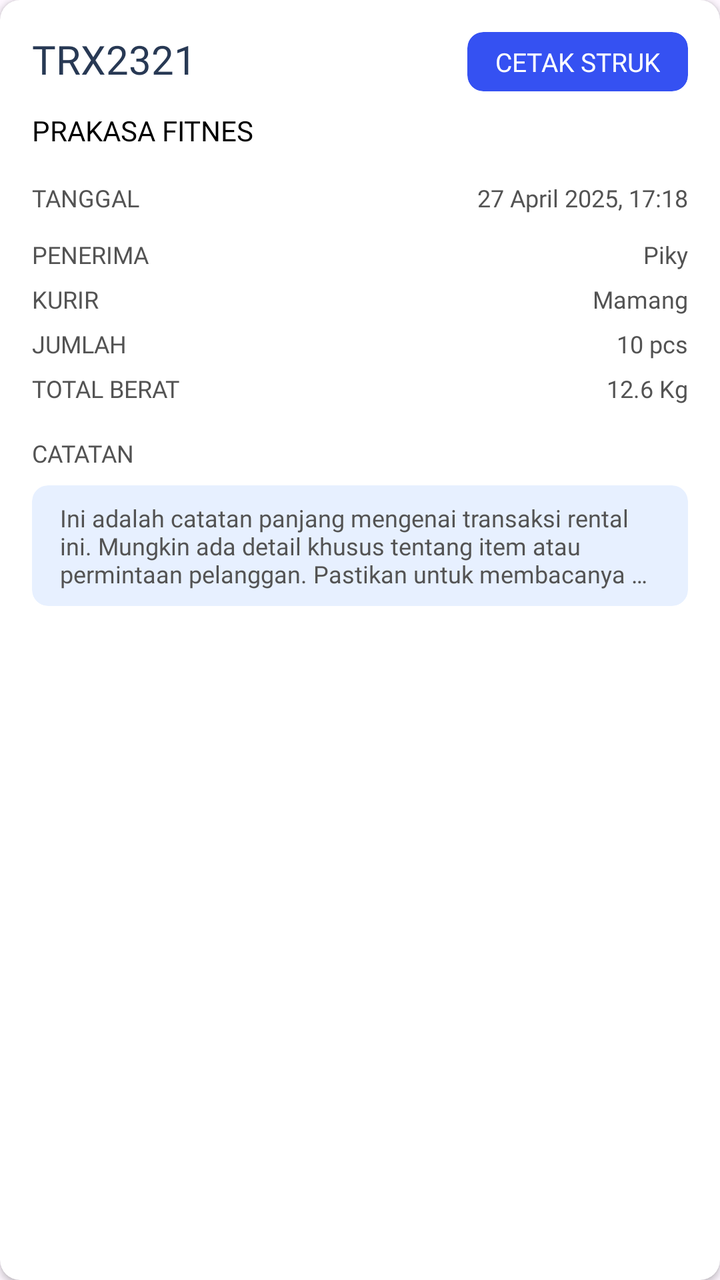
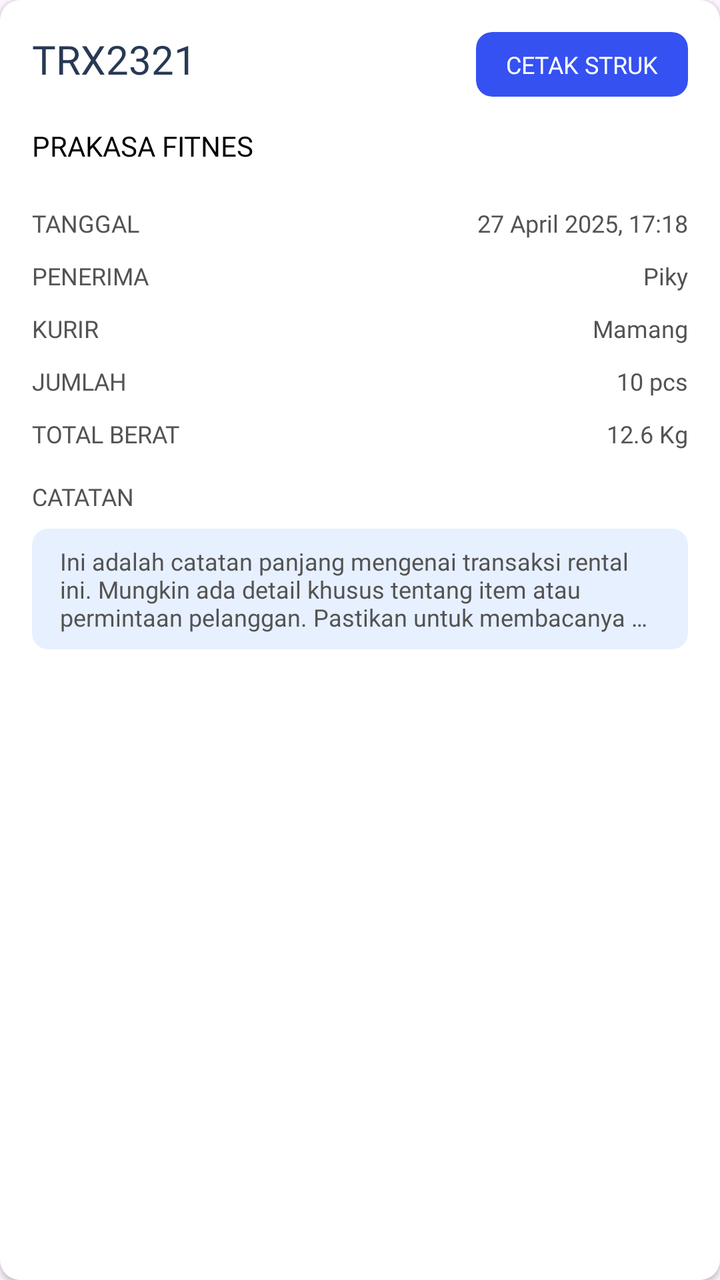

The first picture is an Android layout as it rendered before a commit; the second is the same layout after the commit. The layout source and the unified diff follow.
<!-- AndroidManifest.xml: application theme Theme.BAGUSLAUNDRY -->
<!-- res/layout/kurir_card_transaksi_rental.xml -->
<?xml version="1.0" encoding="utf-8"?>
<androidx.cardview.widget.CardView xmlns:android="http://schemas.android.com/apk/res/android"
    xmlns:app="http://schemas.android.com/apk/res-auto"
    xmlns:tools="http://schemas.android.com/tools"
    android:id="@+id/cardTransaksiRental"
    android:layout_width="match_parent"
    android:layout_height="wrap_content"
    android:layout_marginVertical="6dp"
    app:cardCornerRadius="10dp"
    app:cardElevation="2dp"
    app:cardBackgroundColor="@android:color/white">

    <androidx.constraintlayout.widget.ConstraintLayout
        android:id="@+id/container"
        android:layout_width="match_parent"
        android:layout_height="wrap_content"
        android:padding="16dp">

        
        <TextView
            android:id="@+id/no_resi_transaksi_rental"
            android:layout_width="wrap_content"
            android:layout_height="wrap_content"
            android:fontFamily="@font/inter_bold"
            android:text="TRX2321"
            android:textColor="@color/blue900"
            android:textSize="20sp"
            app:layout_constraintStart_toStartOf="parent"
            app:layout_constraintTop_toTopOf="parent" />


        

























        <TextView
            android:id="@+id/nama_client_transaksi_rental"
            android:layout_width="0dp"
            android:layout_height="wrap_content"
            android:layout_marginTop="10dp"
            android:fontFamily="@font/inter_semibold"
            android:text="PRAKASA FITNES"
            android:textAllCaps="true"
            android:textColor="@color/black"
            android:textSize="14sp"
            app:layout_constraintEnd_toEndOf="parent"
            app:layout_constraintStart_toStartOf="parent"
            app:layout_constraintTop_toBottomOf="@+id/wadah_cetak" />

        <androidx.cardview.widget.CardView
            android:id="@+id/wadah_cetak"
            android:layout_width="wrap_content"
            android:layout_height="wrap_content"
            app:cardBackgroundColor="@color/primary"
            app:cardCornerRadius="8dp"
            app:cardElevation="0dp"
            app:layout_constraintEnd_toEndOf="parent"
            app:layout_constraintTop_toTopOf="@id/no_resi_transaksi_rental"
            android:gravity="end">

            <TextView
                android:id="@+id/cetak_transaksi_rental"
                android:layout_width="wrap_content"
                android:layout_height="wrap_content"
                android:fontFamily="@font/inter_semibold"
                android:paddingHorizontal="14dp"
                android:paddingVertical="6dp"
                android:text="Cetak Struk"
                android:textAllCaps="true"
                android:textColor="@color/white"
                android:textSize="13sp" />
        </androidx.cardview.widget.CardView>

        
        <LinearLayout
            android:id="@+id/layout_details"
            android:layout_width="match_parent"
            android:layout_height="wrap_content"
            android:layout_marginTop="16dp"
            android:orientation="vertical"
            app:layout_constraintEnd_toEndOf="parent"
            app:layout_constraintStart_toStartOf="parent"
            app:layout_constraintTop_toBottomOf="@+id/nama_client_transaksi_rental">

            
            <androidx.constraintlayout.widget.ConstraintLayout
                android:layout_width="match_parent"
                android:layout_height="wrap_content"
                android:layout_marginBottom="6dp">

                <TextView
                    android:id="@+id/title_tanggal_transaksi_rental"
                    android:layout_width="wrap_content"
                    android:layout_height="wrap_content"
                    android:fontFamily="@font/inter_medium"
                    android:text="TANGGAL"
                    android:textColor="@color/gray900"
                    android:textSize="12sp"
                    app:layout_constraintStart_toStartOf="parent"
                    app:layout_constraintTop_toTopOf="parent" />

                <TextView
                    android:id="@+id/tanggal_transaksi_rental"
                    android:layout_width="wrap_content"
                    android:layout_height="wrap_content"
                    android:fontFamily="@font/inter_semibold"
                    android:text="27 April 2025, 17:18"
                    android:textColor="@color/gray900"
                    android:textSize="12sp"
                    app:layout_constraintEnd_toEndOf="parent"
                    app:layout_constraintTop_toTopOf="parent" />
            </androidx.constraintlayout.widget.ConstraintLayout>

            
            <androidx.constraintlayout.widget.ConstraintLayout
                android:layout_width="match_parent"
                android:layout_height="wrap_content"
                android:layout_marginBottom="6dp" />

            
            <androidx.constraintlayout.widget.ConstraintLayout
                android:layout_width="match_parent"
                android:layout_height="wrap_content"
                android:layout_marginBottom="6dp">

                <TextView
                    android:id="@+id/title_nama_penerima_transaksi_rental"
                    android:layout_width="wrap_content"
                    android:layout_height="wrap_content"
                    android:fontFamily="@font/inter_medium"
                    android:text="PENERIMA"
                    android:textColor="@color/gray900"
                    android:textSize="12sp"
                    app:layout_constraintStart_toStartOf="parent"
                    app:layout_constraintTop_toTopOf="parent" />

                <TextView
                    android:id="@+id/nama_penerima_transaksi_rental"
                    android:layout_width="wrap_content"
                    android:layout_height="wrap_content"
                    android:fontFamily="@font/inter_semibold"
                    android:text="Piky"
                    android:textColor="@color/gray900"
                    android:textSize="12sp"
                    app:layout_constraintEnd_toEndOf="parent"
                    app:layout_constraintTop_toTopOf="parent" />
            </androidx.constraintlayout.widget.ConstraintLayout>

            
            <androidx.constraintlayout.widget.ConstraintLayout
                android:layout_width="match_parent"
                android:layout_height="wrap_content"
                android:layout_marginBottom="6dp">

                <TextView
                    android:id="@+id/title_nama_kurir_transaksi_rental"
                    android:layout_width="wrap_content"
                    android:layout_height="wrap_content"
                    android:fontFamily="@font/inter_medium"
                    android:text="KURIR"
                    android:textColor="@color/gray900"
                    android:textSize="12sp"
                    app:layout_constraintStart_toStartOf="parent"
                    app:layout_constraintTop_toTopOf="parent" />

                <TextView
                    android:id="@+id/nama_kurir_transaksi_rental"
                    android:layout_width="wrap_content"
                    android:layout_height="wrap_content"
                    android:fontFamily="@font/inter_semibold"
                    android:text="Mamang"
                    android:textColor="@color/gray900"
                    android:textSize="12sp"
                    app:layout_constraintEnd_toEndOf="parent"
                    app:layout_constraintTop_toTopOf="parent" />
            </androidx.constraintlayout.widget.ConstraintLayout>

            
            <androidx.constraintlayout.widget.ConstraintLayout
                android:layout_width="match_parent"
                android:layout_height="wrap_content"
                android:layout_marginBottom="6dp">

                <TextView
                    android:id="@+id/title_jumlah_item_transaksi_rental"
                    android:layout_width="wrap_content"
                    android:layout_height="wrap_content"
                    android:fontFamily="@font/inter_medium"
                    android:text="JUMLAH"
                    android:textColor="@color/gray900"
                    android:textSize="12sp"
                    app:layout_constraintStart_toStartOf="parent"
                    app:layout_constraintTop_toTopOf="parent" />

                <TextView
                    android:id="@+id/jumlah_item_transaksi_rental"
                    android:layout_width="wrap_content"
                    android:layout_height="wrap_content"
                    android:fontFamily="@font/inter_semibold"
                    android:text="10 pcs"
                    android:textColor="@color/gray900"
                    android:textSize="12sp"
                    app:layout_constraintEnd_toEndOf="parent"
                    app:layout_constraintTop_toTopOf="parent" />
            </androidx.constraintlayout.widget.ConstraintLayout>

            

            
            <androidx.constraintlayout.widget.ConstraintLayout
                android:layout_width="match_parent"
                android:layout_height="wrap_content"
                android:layout_marginBottom="6dp">

                <TextView
                    android:id="@+id/title_total_berat_transaksi_rental"
                    android:layout_width="wrap_content"
                    android:layout_height="wrap_content"
                    android:fontFamily="@font/inter_medium"
                    android:text="TOTAL BERAT"
                    android:textColor="@color/gray900"
                    android:textSize="12sp"
                    app:layout_constraintStart_toStartOf="parent"
                    app:layout_constraintTop_toTopOf="parent" />

                <TextView
                    android:id="@+id/total_berat_transaksi_rental"
                    android:layout_width="wrap_content"
                    android:layout_height="wrap_content"
                    android:fontFamily="@font/inter_semibold"
                    android:text="12.6 Kg"
                    android:textColor="@color/gray900"
                    android:textSize="12sp"
                    app:layout_constraintEnd_toEndOf="parent"
                    app:layout_constraintTop_toTopOf="parent" />
            </androidx.constraintlayout.widget.ConstraintLayout>

            

            

        </LinearLayout>

        <TextView
            android:id="@+id/title_note_transaksi_rental"
            android:layout_width="wrap_content"
            android:layout_height="wrap_content"
            android:layout_marginTop="10dp"
            android:fontFamily="@font/inter_semibold"
            android:text="CATATAN"
            android:textColor="@color/gray900"
            android:textSize="12sp"
            app:layout_constraintStart_toStartOf="parent"
            app:layout_constraintTop_toBottomOf="@+id/layout_details" />

        <androidx.cardview.widget.CardView
            android:id="@+id/wadah_note"
            android:layout_width="match_parent"
            android:layout_height="wrap_content"
            android:layout_marginTop="8dp"
            android:backgroundTint="@color/blueBase"
            app:cardCornerRadius="8dp"
            app:cardElevation="0dp"
            app:layout_constraintStart_toStartOf="parent"
            app:layout_constraintTop_toBottomOf="@+id/title_note_transaksi_rental">

            <TextView
                android:id="@+id/note_transaksi_rental"
                android:layout_width="match_parent"
                android:layout_height="wrap_content"
                android:ellipsize="end"
                android:fontFamily="@font/inter_medium"
                android:maxLines="3"
                android:paddingHorizontal="14dp"
                android:paddingVertical="8dp"
                android:singleLine="false"
                android:text="Ini adalah catatan panjang mengenai transaksi rental ini. Mungkin ada detail khusus tentang item atau permintaan pelanggan. Pastikan untuk membacanya dengan teliti. Ini hanya contoh catatan. "
                android:textColor="@color/gray900"
                android:textSize="12sp" />

        </androidx.cardview.widget.CardView>

    </androidx.constraintlayout.widget.ConstraintLayout>

</androidx.cardview.widget.CardView>
<!-- resources referenced by this layout -->
<resources>
  <color name="black">#FF000000</color>
  <color name="blue900">#283954</color>
  <color name="blueBase">#E7F0FF</color>
  <color name="gray900">#535353</color>
  <color name="primary">#3551F2</color>
  <color name="white">#FFFFFF</color>
  <style name="Theme.BAGUSLAUNDRY" parent="Base.Theme.BAGUSLAUNDRY" />
  <style name="Base.Theme.BAGUSLAUNDRY" parent="Theme.Material3.Light.NoActionBar">
          
          <item name="colorPrimary">@color/primary</item>
           <item name="colorAccent">@color/secondary</item>
      </style>
  <color name="secondary">#536AF4</color>
</resources>

<!-- the commit's change to res/layout/kurir_card_transaksi_rental.xml (unified diff, before → after) -->
@@ -16,7 +16,6 @@
         android:layout_height="wrap_content"
         android:padding="16dp">
 
-        
         <TextView
             android:id="@+id/no_resi_transaksi_rental"
             android:layout_width="wrap_content"
@@ -28,38 +27,11 @@
             app:layout_constraintStart_toStartOf="parent"
             app:layout_constraintTop_toTopOf="parent" />
 
-
-        
-
-
-
-
-
-
-
-
-
-
-
-
-
-
-
-
-
-
-
-
-
-
-
-
-
         <TextView
             android:id="@+id/nama_client_transaksi_rental"
             android:layout_width="0dp"
             android:layout_height="wrap_content"
-            android:layout_marginTop="10dp"
+            android:layout_marginTop="15dp"
             android:fontFamily="@font/inter_semibold"
             android:text="PRAKASA FITNES"
             android:textAllCaps="true"
@@ -85,12 +57,12 @@
                 android:layout_width="wrap_content"
                 android:layout_height="wrap_content"
                 android:fontFamily="@font/inter_semibold"
-                android:paddingHorizontal="14dp"
-                android:paddingVertical="6dp"
+                android:paddingHorizontal="15dp"
+                android:paddingVertical="8dp"
                 android:text="Cetak Struk"
                 android:textAllCaps="true"
                 android:textColor="@color/white"
-                android:textSize="13sp" />
+                android:textSize="12sp" />
         </androidx.cardview.widget.CardView>
 
         
@@ -108,7 +80,7 @@
             <androidx.constraintlayout.widget.ConstraintLayout
                 android:layout_width="match_parent"
                 android:layout_height="wrap_content"
-                android:layout_marginBottom="6dp">
+                android:layout_marginVertical="5dp">
 
                 <TextView
                     android:id="@+id/title_tanggal_transaksi_rental"
@@ -133,17 +105,12 @@
                     app:layout_constraintTop_toTopOf="parent" />
             </androidx.constraintlayout.widget.ConstraintLayout>
 
-            
-            <androidx.constraintlayout.widget.ConstraintLayout
-                android:layout_width="match_parent"
-                android:layout_height="wrap_content"
-                android:layout_marginBottom="6dp" />
-
-            
-            <androidx.constraintlayout.widget.ConstraintLayout
-                android:layout_width="match_parent"
-                android:layout_height="wrap_content"
-                android:layout_marginBottom="6dp">
+
+            
+            <androidx.constraintlayout.widget.ConstraintLayout
+                android:layout_width="match_parent"
+                android:layout_height="wrap_content"
+                android:layout_marginVertical="5dp">
 
                 <TextView
                     android:id="@+id/title_nama_penerima_transaksi_rental"
@@ -172,7 +139,7 @@
             <androidx.constraintlayout.widget.ConstraintLayout
                 android:layout_width="match_parent"
                 android:layout_height="wrap_content"
-                android:layout_marginBottom="6dp">
+                android:layout_marginVertical="5dp">
 
                 <TextView
                     android:id="@+id/title_nama_kurir_transaksi_rental"
@@ -201,7 +168,7 @@
             <androidx.constraintlayout.widget.ConstraintLayout
                 android:layout_width="match_parent"
                 android:layout_height="wrap_content"
-                android:layout_marginBottom="6dp">
+                android:layout_marginVertical="5dp">
 
                 <TextView
                     android:id="@+id/title_jumlah_item_transaksi_rental"
@@ -232,7 +199,7 @@
             <androidx.constraintlayout.widget.ConstraintLayout
                 android:layout_width="match_parent"
                 android:layout_height="wrap_content"
-                android:layout_marginBottom="6dp">
+                android:layout_marginVertical="5dp">
 
                 <TextView
                     android:id="@+id/title_total_berat_transaksi_rental"
